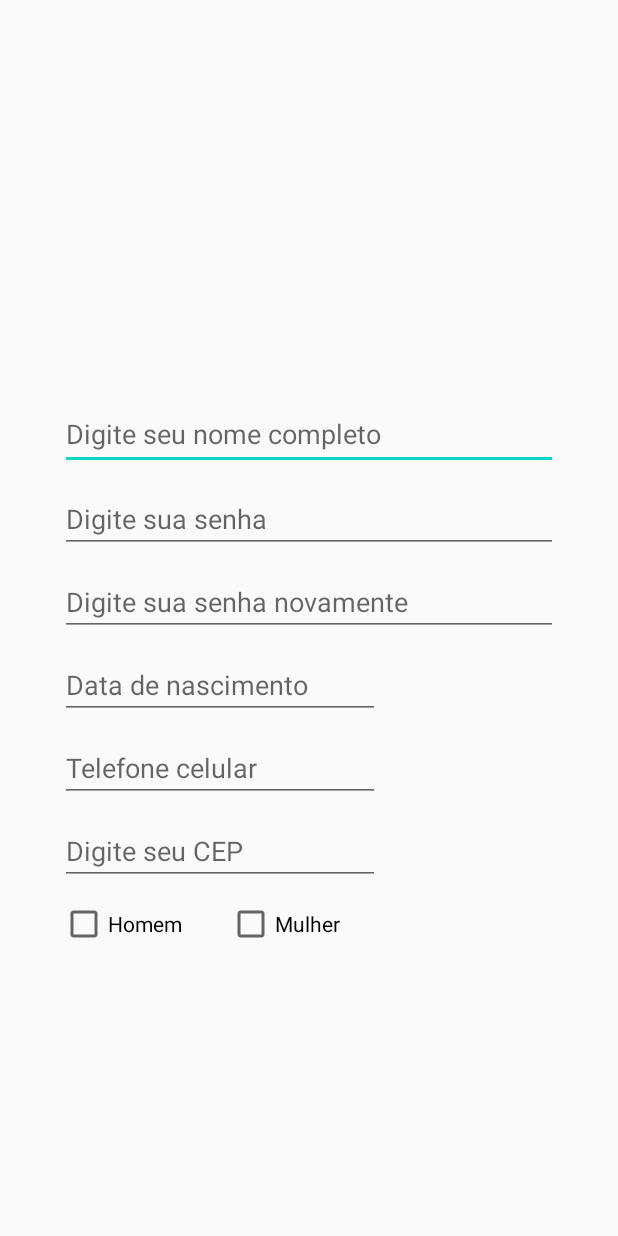
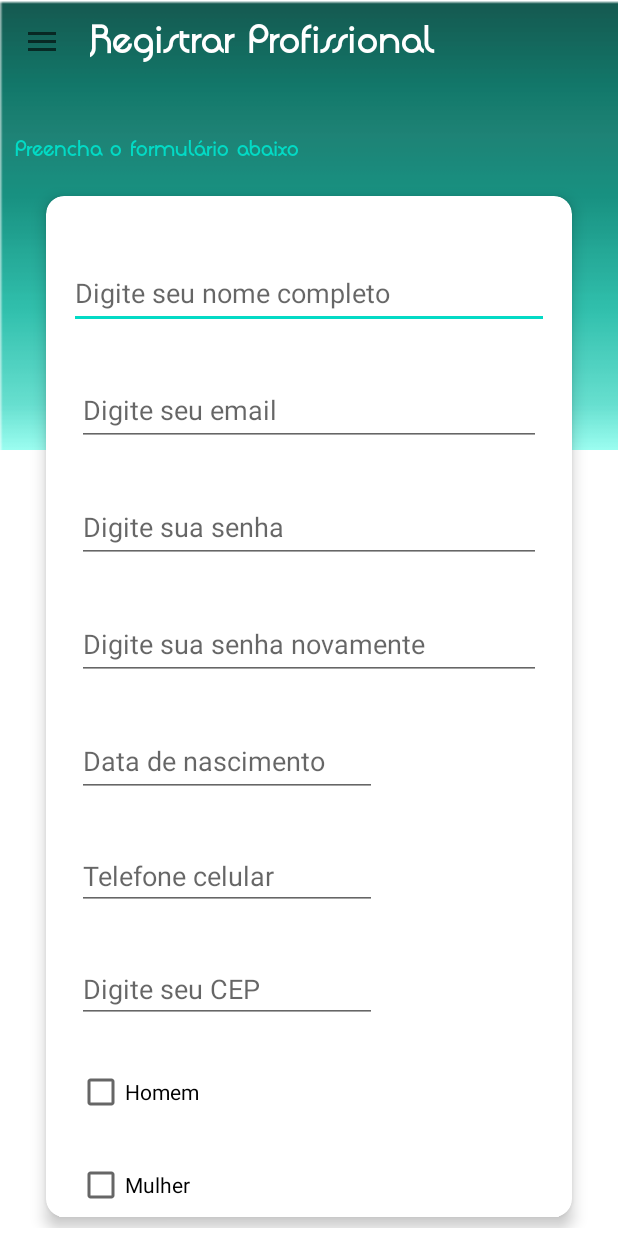
Before and after one commit to hericlese/EncontreJa-Mobile, an Android app: the CadastrarProfissional screen opened directly, with no data from a screen before it, on a phone screen of 412 x 824 dp. Run offline under Robolectric (Android 15) with nearby library versions, the phone set to English and light mode, and no system bars.

Commit message:
Activity Registrar Profissional

```diff
--- a/EncontreJa/app/src/main/java/com/example/encontreja/CadastrarProfissional.java
+++ b/EncontreJa/app/src/main/java/com/example/encontreja/CadastrarProfissional.java
@@ -1,14 +1,64 @@
 package com.example.encontreja;
 
-import android.os.Bundle;
-import androidx.appcompat.app.AppCompatActivity;
+import android.annotation.SuppressLint;
+        import android.content.Intent;
+        import android.os.Bundle;
+        import android.view.MenuItem;
+import android.widget.GridLayout;
+import android.widget.GridView;
+import android.widget.LinearLayout;
+import android.widget.RelativeLayout;
+import android.widget.Toast;
+        import android.view.View;
+        import androidx.annotation.NonNull;
+        import androidx.appcompat.app.ActionBarDrawerToggle;
+        import androidx.appcompat.app.AppCompatActivity;
+        import androidx.appcompat.widget.Toolbar;
+import androidx.core.view.ViewCompat;
+import androidx.drawerlayout.widget.DrawerLayout;
+        import com.google.android.material.navigation.NavigationView;
 
-public class CadastrarProfissional extends AppCompatActivity {
+public class CadastrarProfissional extends AppCompatActivity implements NavigationView.OnNavigationItemSelectedListener{
+
+    DrawerLayout drawerLayout;
+    Toolbar toolbar;
+    NavigationView navigationView;
+    ActionBarDrawerToggle toggle;
+    GridLayout registrarProfissional;
 
 
+    @SuppressLint({"RestrictedApi", "WrongViewCast"})
     @Override
     protected void onCreate(Bundle savedInstanceState) {
         super.onCreate(savedInstanceState);
         setContentView(R.layout.activity_cadastrar_profissional);
+        drawerLayout= findViewById(R.id.drawer); //pagina toolbar escondida
+        toolbar = findViewById(R.id.toolbar);  // toolbar
+        navigationView = findViewById(R.id.navigationView); //barra de navegação
+
+
+        setSupportActionBar(toolbar); // declarando ação da barra de navegação
+        getSupportActionBar().setDefaultDisplayHomeAsUpEnabled(true);
+        getSupportActionBar().setDisplayShowTitleEnabled(false);
+        toggle = new ActionBarDrawerToggle(this,drawerLayout,toolbar,R.string.drawerOpen,R.string.drawerClose);
+        drawerLayout.addDrawerListener(toggle);
+        toggle.syncState();
+        navigationView.setNavigationItemSelectedListener(this);
+
+
+
     }
+
+    @Override
+    public boolean onNavigationItemSelected(@NonNull MenuItem menuItem) {
+        return false;
+    }
+
+    // opções do menu
+
+
+
+
+
+
 }
--- a/EncontreJa/app/src/main/java/com/example/encontreja/MainActivity.java
+++ b/EncontreJa/app/src/main/java/com/example/encontreja/MainActivity.java
@@ -1,22 +1,20 @@
 package com.example.encontreja;
 
 import android.annotation.SuppressLint;
+import android.content.Intent;
 import android.os.Bundle;
 import android.view.MenuItem;
 import android.widget.LinearLayout;
 import android.widget.Toast;
 import android.view.View;
-
 import androidx.annotation.NonNull;
 import androidx.appcompat.app.ActionBarDrawerToggle;
 import androidx.appcompat.app.AppCompatActivity;
 import androidx.appcompat.widget.Toolbar;
 import androidx.drawerlayout.widget.DrawerLayout;
-
 import com.google.android.material.navigation.NavigationView;
 
 public class MainActivity extends AppCompatActivity implements NavigationView.OnNavigationItemSelectedListener{
-
 
     DrawerLayout drawerLayout;
     Toolbar toolbar;
@@ -32,7 +30,8 @@ public class MainActivity extends AppCompatActivity implements NavigationView.On
         drawerLayout= findViewById(R.id.drawer); //pagina toolbar escondida
         toolbar = findViewById(R.id.toolbar);  // toolbar
         navigationView = findViewById(R.id.navigationView); //barra de navegação
-        btnRegistrar =findViewById(R.id.card_registrar); //Botão Registrar
+        LinearLayout btnRegistrar = (LinearLayout) findViewById(R.id.card_registrar); //Botão Registrar
+
 
 
         setSupportActionBar(toolbar); // declarando ação da barra de navegação
@@ -42,6 +41,24 @@ public class MainActivity extends AppCompatActivity implements NavigationView.On
         drawerLayout.addDrawerListener(toggle);
         toggle.syncState();
         navigationView.setNavigationItemSelectedListener(this);
+
+
+        btnRegistrar.setOnClickListener(new View.OnClickListener() {
+            public void onClick(View v) {   //Btn Registrar
+                // passar os dados para outra View (activity_resultado.xml)
+                // Intent(classe origem, classe destino.class)
+                Intent itCadastroProfissional = new Intent(
+                        MainActivity.this,
+                        CadastrarProfissional.class
+                );
+                // chamar a outra Activity
+                startActivity(itCadastroProfissional);
+            }
+        });
+
+
+
+
 
     }
 
--- a/EncontreJa/app/src/main/res/layout/activity_cadastrar_profissional.xml
+++ b/EncontreJa/app/src/main/res/layout/activity_cadastrar_profissional.xml
@@ -1,18 +1,96 @@
 <?xml version="1.0" encoding="utf-8"?>
-<androidx.constraintlayout.widget.ConstraintLayout
+<androidx.drawerlayout.widget.DrawerLayout
+
     xmlns:android="http://schemas.android.com/apk/res/android"
     xmlns:app="http://schemas.android.com/apk/res-auto"
     xmlns:tools="http://schemas.android.com/tools"
     android:layout_width="match_parent"
+    tools:openDrawer="end"
+    android:id="@+id/drawer"
+    android:background="#fff"
+    android:layout_height="match_parent"
+    tools:context=".CadastrarProfissional">
+
+
+    <RelativeLayout
+        android:layout_width="match_parent"
         android:layout_height="match_parent">
+
+    <androidx.appcompat.widget.Toolbar
+        android:id="@+id/toolbar"
+        android:layout_width="match_parent"
+        android:layout_height="300dp"
+        android:src="@drawable/header"
+        android:background="@drawable/header"/>
+
+        <TextView
+            android:layout_width="150dp"
+            android:layout_height="110dp"
+            android:layout_alignParentStart="true"
+            android:layout_alignParentEnd="true"
+            android:layout_marginStart="60dp"
+            android:layout_marginTop="10dp"
+            android:fontFamily="@font/quadrantabold"
+            android:text="Registrar Profissional"
+            android:textAlignment="textStart"
+            android:textColor="#ffff"
+            android:textSize="25dp"
+            android:textStyle="bold" />
+
+    <TextView
+        android:layout_width="match_parent"
+        android:layout_height="110dp"
+        android:layout_alignParentEnd="true"
+        android:layout_marginStart="10dp"
+        android:layout_marginTop="90dp"
+        android:layout_marginEnd="150dp"
+        android:fontFamily="@font/quadrantabold"
+        android:text="Preencha o formulário abaixo"
+        android:textAlignment="viewStart"
+        android:textColor="@color/colorAccent"
+        android:textSize="14dp" />
+
+
+
+        <ScrollView
+            android:layout_alignParentBottom="true"
+            android:fillViewport="true"
+            android:layout_marginTop="100dp"
+            android:layout_width="match_parent"
+            android:layout_height="match_parent"
+            android:alignmentMode="alignMargins"
+            android:columnOrderPreserved="false"
+            android:orientation="vertical"
+            android:rowCount="9"
+            android:scrollbars="vertical"
+            android:padding="5dp">
+
+
+    <androidx.cardview.widget.CardView
+        android:alignmentMode="alignMargins"
+        android:layout_width="fill_parent"
+        android:layout_height="match_parent"
+        android:layout_rowWeight="1"
+        android:layout_columnWeight="1"
+        android:layout_margin="25dp"
+        app:cardCornerRadius="12dp"
+
+        app:cardElevation="6dp">
+
+    <LinearLayout
+        android:layout_width="match_parent"
+        android:layout_height="match_parent"
+        android:layout_gravity="center"
+        android:orientation="vertical"
+        android:padding="5dp">
 
     <EditText
         android:id="@+id/editTextNomeProfissional"
-        android:layout_width="0dp"
+        android:layout_width="match_parent"
         android:layout_height="48dp"
-        android:layout_marginStart="40dp"
-        android:layout_marginTop="200dp"
-        android:layout_marginEnd="40dp"
+        android:layout_marginStart="10dp"
+        android:layout_marginEnd="10dp"
+        android:layout_marginTop="35dp"
         android:ems="10"
         android:hint="Digite seu nome completo"
         android:inputType="textPersonName"
@@ -23,12 +101,28 @@
         app:layout_constraintVertical_bias="0.114" />
 
         <EditText
+            android:id="@+id/editTextEmailProfissional"
+            android:layout_width="match_parent"
+            android:layout_height="48dp"
+            android:layout_marginStart="15dp"
+            android:layout_marginEnd="15dp"
+            android:layout_marginTop="30dp"
+            android:ems="10"
+            android:hint="Digite seu email"
+            android:inputType="textEmailAddress"
+            app:layout_constraintBottom_toBottomOf="parent"
+            app:layout_constraintEnd_toEndOf="parent"
+            app:layout_constraintStart_toStartOf="parent"
+            app:layout_constraintTop_toTopOf="parent"
+            app:layout_constraintVertical_bias="0.114" />
+
+    <EditText
         android:id="@+id/editTextSenha1"
-        android:layout_width="0dp"
-        android:layout_height="45dp"
-        android:layout_marginStart="40dp"
-        android:layout_marginTop="10dp"
-        android:layout_marginEnd="40dp"
+        android:layout_width="match_parent"
+        android:layout_height="48dp"
+        android:layout_marginStart="15dp"
+        android:layout_marginEnd="15dp"
+        android:layout_marginTop="30dp"
         android:ems="10"
         android:hint="Digite sua senha"
         android:inputType="numberPassword"
@@ -38,11 +132,11 @@
 
     <EditText
         android:id="@+id/editTextSenha2"
-        android:layout_width="0dp"
-        android:layout_height="45dp"
-        android:layout_marginStart="40dp"
-        android:layout_marginTop="10dp"
-        android:layout_marginEnd="40dp"
+        android:layout_width="match_parent"
+        android:layout_height="48dp"
+        android:layout_marginStart="15dp"
+        android:layout_marginEnd="15dp"
+        android:layout_marginTop="30dp"
         android:ems="10"
         android:hint="Digite sua senha novamente"
         android:inputType="numberPassword"
@@ -52,10 +146,11 @@
 
     <EditText
         android:id="@+id/editTextNascimento"
-        android:layout_width="0dp"
-        android:layout_height="45dp"
-        android:layout_marginStart="40dp"
-        android:layout_marginTop="10dp"
+        android:layout_width="200dp"
+        android:layout_height="48dp"
+        android:layout_marginStart="15dp"
+        android:layout_marginEnd="15dp"
+        android:layout_marginTop="30dp"
         android:ems="10"
         android:hint="Data de nascimento"
         android:inputType="date"
@@ -64,10 +159,10 @@
 
     <EditText
         android:id="@+id/editTextCelular"
-        android:layout_width="0dp"
+        android:layout_width="200dp"
         android:layout_height="45dp"
-        android:layout_marginStart="40dp"
-        android:layout_marginTop="10dp"
+        android:layout_marginStart="15dp"
+        android:layout_marginTop="30dp"
         android:ems="10"
         android:hint="Telefone celular"
         android:inputType="phone"
@@ -76,10 +171,10 @@
 
     <EditText
         android:id="@+id/editTextCep"
-        android:layout_width="0dp"
+        android:layout_width="200dp"
         android:layout_height="45dp"
-        android:layout_marginStart="40dp"
-        android:layout_marginTop="10dp"
+        android:layout_marginStart="15dp"
+        android:layout_marginTop="30dp"
         android:ems="10"
         android:hint="Digite seu CEP"
         android:inputType="number"
@@ -88,22 +183,44 @@
 
     <CheckBox
         android:id="@+id/checkBoxHomem"
-        android:layout_width="0dp"
+        android:layout_width="90dp"
         android:layout_height="wrap_content"
-        android:layout_marginStart="40dp"
-        android:layout_marginTop="10dp"
+        android:layout_marginStart="15dp"
+        android:layout_marginTop="30dp"
         android:text="Homem"
         app:layout_constraintStart_toStartOf="parent"
         app:layout_constraintTop_toBottomOf="@+id/editTextCep" />
 
         <CheckBox
             android:id="@+id/checkBoxMulher"
-        android:layout_width="0dp"
+            android:layout_width="90dp"
             android:layout_height="wrap_content"
-        android:layout_marginStart="30dp"
-        android:layout_marginTop="10dp"
+            android:layout_marginStart="15dp"
+            android:layout_marginTop="30dp"
             android:text="Mulher"
             app:layout_constraintStart_toEndOf="@+id/checkBoxHomem"
             app:layout_constraintTop_toBottomOf="@+id/editTextCep" />
 
-</androidx.constraintlayout.widget.ConstraintLayout>
+    </LinearLayout>
+    </androidx.cardview.widget.CardView>
+
+    </ScrollView>
+
+    </RelativeLayout>
+
+
+
+
+    <com.google.android.material.navigation.NavigationView
+        android:id="@+id/navigationView"
+        android:layout_width="320dp"
+        android:layout_height="match_parent"
+        android:layout_gravity="start"
+        android:background="#ffff"
+        app:headerLayout="@layout/header"
+        app:itemTextColor="#000000"
+        android:textSize="16dp"
+        app:menu="@menu/menu_item" />
+
+
+</androidx.drawerlayout.widget.DrawerLayout>
--- a/EncontreJa/app/src/main/res/layout/activity_main.xml
+++ b/EncontreJa/app/src/main/res/layout/activity_main.xml
@@ -22,12 +22,11 @@
            android:src="@drawable/header"
            android:background="@drawable/header"/>
        <TextView
-           android:layout_width="150dp"
+           android:layout_width="180dp"
            android:layout_height="110dp"
            android:layout_alignParentStart="true"
-           android:layout_alignParentEnd="true"
-           android:layout_marginStart="1dp"
-           android:layout_marginTop="20dp"
+           android:layout_marginStart="50dp"
+           android:layout_marginTop="10dp"
            android:fontFamily="@font/quadrantabold"
            android:text="EncontreJá"
            android:textAlignment="center"
@@ -65,7 +64,6 @@
                android:layout_height="40dp"
                android:layout_gravity="center"
                android:orientation="vertical"
-
                android:padding="5dp">
 
                <TextView
--- /dev/null
+++ b/EncontreJa/app/src/main/res/layout/anunciosprofissionais.xml
@@ -0,0 +1,64 @@
+<?xml version="1.0" encoding="utf-8"?>
+<androidx.constraintlayout.widget.ConstraintLayout
+    xmlns:android="http://schemas.android.com/apk/res/android"
+    android:layout_width="match_parent"
+    android:layout_height="match_parent"
+    android:background="#fff"
+    xmlns:app="http://schemas.android.com/apk/res-auto">
+
+
+    <GridLayout
+        android:layout_marginTop="120dp"
+        android:layout_width="match_parent"
+        android:layout_height="90dp"
+        android:alignmentMode="alignMargins"
+        android:columnCount="2"
+        android:columnOrderPreserved="false"
+        android:rowCount="3">
+
+        <androidx.cardview.widget.CardView
+            android:layout_width="wrap_content"
+            android:layout_height="wrap_content"
+            android:layout_rowWeight="1"
+            android:layout_columnWeight="1"
+            android:layout_margin="12dp"
+            app:cardCornerRadius="12dp"
+            app:cardElevation="6dp">
+
+            <LinearLayout
+                android:layout_width="100dp"
+                android:layout_height="match_parent"
+                android:layout_gravity="center"
+                android:orientation="vertical"
+                android:padding="5dp">
+
+                <TextView
+                    android:layout_width="120dp"
+                    android:layout_height="match_parent"
+                    android:layout_marginTop="12dp"
+                    android:text=" Empresa"
+                    android:layout_marginLeft="5dp"
+                    android:textColor="#6f6f6f"
+                    android:textSize="18sp"
+                    android:textStyle="bold"/>
+            </LinearLayout>
+        </androidx.cardview.widget.CardView>
+
+    </GridLayout>
+
+
+
+
+
+
+
+
+
+
+
+
+
+
+
+
+</androidx.constraintlayout.widget.ConstraintLayout>
```
Lines whose indentation alone changed are shown as unchanged.
